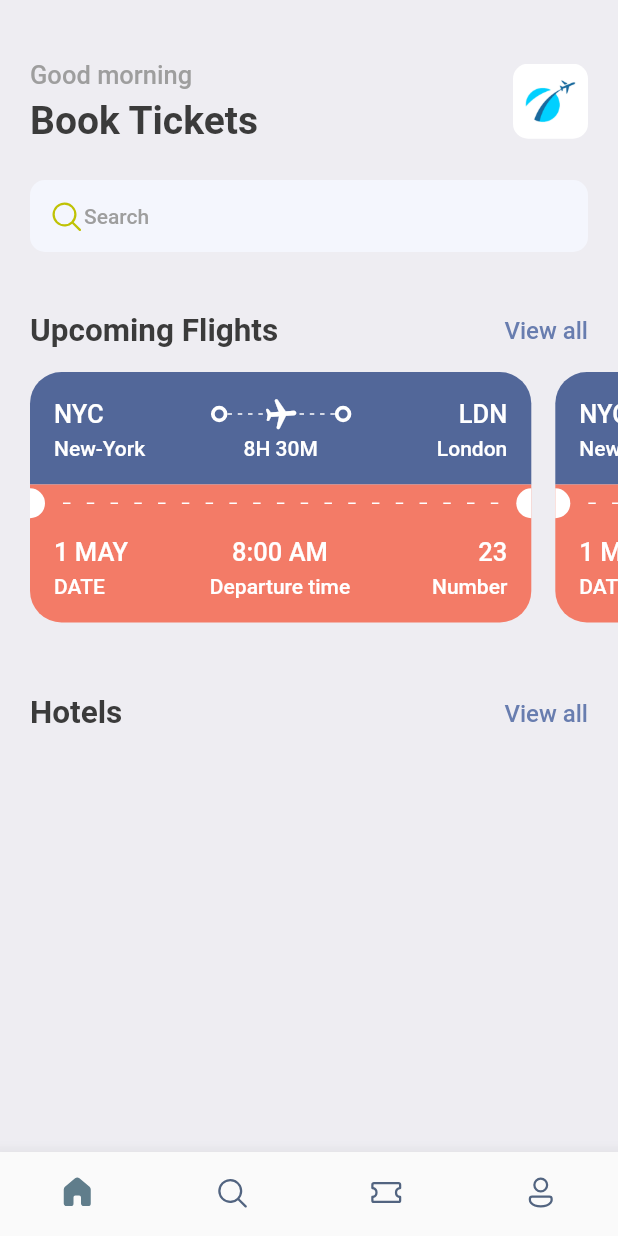
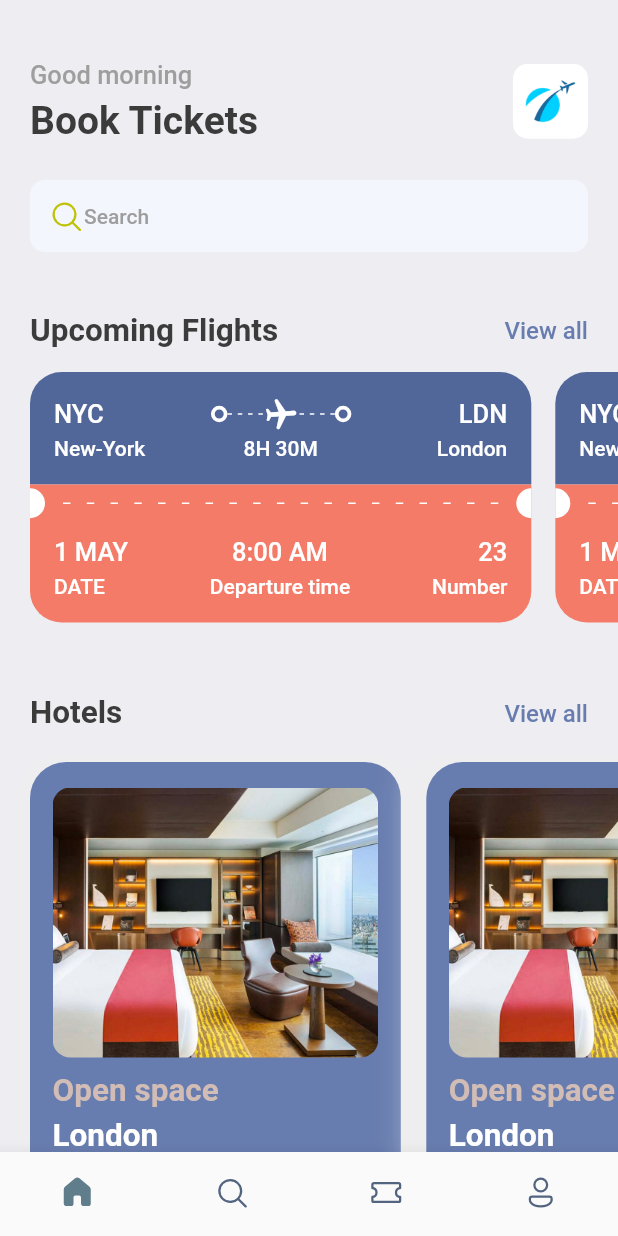
Before and after one commit to ErickPimentel/booktickets, a Flutter app: the screen it shows after launch, on a phone screen of 412 x 824 dp. Run offline on Flutter 3.47's test engine with Material 2 defaults, Android fonts, the phone set to English and light mode, and no system bars; our stand-ins replace fluentui_icons, gap.

Commit message:
feat: hotels screen (cards)

```diff
--- a/lib/screens/home_screen.dart
+++ b/lib/screens/home_screen.dart
@@ -4,6 +4,8 @@ import 'package:fluentui_icons/fluentui_icons.dart';
 import 'package:flutter/cupertino.dart';
 import 'package:flutter/material.dart';
 import 'package:gap/gap.dart';
+
+import 'hotel_screen.dart';
 
 class HomeScreen extends StatelessWidget {
   const HomeScreen({Key? key}) : super(key: key);
@@ -97,6 +99,19 @@ class HomeScreen extends StatelessWidget {
                     child: Text("View all", style: Styles.textStyle.copyWith(color: Styles.primaryColor),))
               ],
             ),
+          ),
+          const Gap(15),
+          SingleChildScrollView(
+              scrollDirection: Axis.horizontal,
+              padding: const EdgeInsets.only(left: 20),
+              child: Row(
+                children: [
+                  HotelScreen(),
+                  HotelScreen(),
+                  HotelScreen(),
+                  HotelScreen()
+                ],
+              ),
           )
         ],
       ),
--- /dev/null
+++ b/lib/screens/hotel_screen.dart
@@ -0,0 +1,64 @@
+import 'package:booktickets/utils/app_layout.dart';
+import 'package:booktickets/utils/app_styles.dart';
+import 'package:flutter/cupertino.dart';
+import 'package:flutter/material.dart';
+import 'package:gap/gap.dart';
+
+class HotelScreen extends StatelessWidget {
+  const HotelScreen({Key? key}) : super(key: key);
+
+  @override
+  Widget build(BuildContext context) {
+    final size = AppLayout.getSize(context);
+    return Container(
+      width: size.width * 0.6,
+      height: 350,
+      padding: const EdgeInsets.symmetric(horizontal: 15, vertical: 17),
+      margin: const EdgeInsets.only(right: 17, top: 5),
+      decoration: BoxDecoration(
+        color: Styles.primaryColor,
+        borderRadius: BorderRadius.circular(24),
+        boxShadow: [
+          BoxShadow(
+            color: Colors.grey.shade200,
+            blurRadius: 20,
+            spreadRadius: 5
+          )
+        ]
+      ),
+      child: Column(
+        crossAxisAlignment: CrossAxisAlignment.start,
+        children: [
+          Container(
+            height: 180,
+            decoration: BoxDecoration(
+              borderRadius: BorderRadius.circular(12),
+              color: Styles.primaryColor,
+              image: const DecorationImage(
+                fit: BoxFit.cover,
+                image: AssetImage(
+                  "assets/images/one.png"
+                )
+              )
+            ),
+          ),
+          const Gap(10),
+          Text(
+            "Open space",
+            style: Styles.headLineStyle2.copyWith(color: Styles.kakiColor),
+          ),
+          const Gap(5),
+          Text(
+            "London",
+            style: Styles.headLineStyle2.copyWith(color: Colors.white),
+          ),
+          const Gap(8),
+          Text(
+            "\$40/night",
+            style: Styles.headLineStyle1.copyWith(color: Styles.kakiColor),
+          ),
+        ],
+      ),
+    );
+  }
+}
--- a/lib/utils/app_styles.dart
+++ b/lib/utils/app_styles.dart
@@ -5,6 +5,7 @@ class Styles{
   static Color textColor = const Color(0xFF3b3b3b);
   static Color bgColor = const Color(0xFFeeedf2);
   static Color orangeColor = const Color(0xFFF37B67);
+  static Color kakiColor = const Color(0xFFd2bdb6);
   static TextStyle textStyle = TextStyle(fontSize: 16, color: textColor, fontWeight: FontWeight.w500);
   static TextStyle headLineStyle1 = TextStyle(fontSize: 26, color: textColor, fontWeight: FontWeight.bold);
   static TextStyle headLineStyle2 = TextStyle(fontSize: 21, color: textColor, fontWeight: FontWeight.bold);
```
